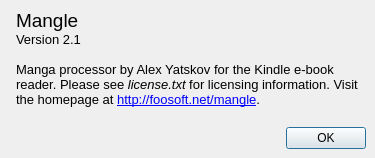
proDOOMman/Mangle, file dev/ui/about.ui: the form before one commit.
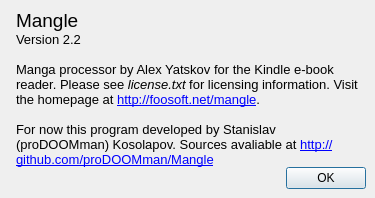
The form after the commit. Icons and pictures are not drawn.

What changed in the file:
```diff
--- a/dev/ui/about.ui
+++ b/dev/ui/about.ui
@@ -6,8 +6,8 @@
    <rect>
     <x>0</x>
     <y>0</y>
-    <width>470</width>
-    <height>200</height>
+    <width>468</width>
+    <height>262</height>
    </rect>
   </property>
   <property name="windowTitle">
@@ -47,11 +47,13 @@
         <string>&lt;!DOCTYPE HTML PUBLIC &quot;-//W3C//DTD HTML 4.0//EN&quot; &quot;http://www.w3.org/TR/REC-html40/strict.dtd&quot;&gt;
 &lt;html&gt;&lt;head&gt;&lt;meta name=&quot;qrichtext&quot; content=&quot;1&quot; /&gt;&lt;style type=&quot;text/css&quot;&gt;
 p, li { white-space: pre-wrap; }
-&lt;/style&gt;&lt;/head&gt;&lt;body style=&quot; font-family:'Sans'; font-size:10pt; font-weight:400; font-style:normal;&quot;&gt;
-&lt;p style=&quot; margin-top:0px; margin-bottom:0px; margin-left:0px; margin-right:0px; -qt-block-indent:0; text-indent:0px;&quot;&gt;&lt;span style=&quot; font-size:14pt;&quot;&gt;Mangle&lt;/span&gt;&lt;/p&gt;
-&lt;p style=&quot; margin-top:0px; margin-bottom:0px; margin-left:0px; margin-right:0px; -qt-block-indent:0; text-indent:0px;&quot;&gt;Version 2.1&lt;/p&gt;
-&lt;p style=&quot;-qt-paragraph-type:empty; margin-top:0px; margin-bottom:0px; margin-left:0px; margin-right:0px; -qt-block-indent:0; text-indent:0px;&quot;&gt;&lt;/p&gt;
-&lt;p style=&quot; margin-top:0px; margin-bottom:0px; margin-left:0px; margin-right:0px; -qt-block-indent:0; text-indent:0px;&quot;&gt;Manga processor by Alex Yatskov for the Kindle e-book reader. Please see &lt;span style=&quot; font-style:italic;&quot;&gt;license.txt&lt;/span&gt; for licensing information. Visit the homepage at &lt;a href=&quot;http://foosoft.net/mangle&quot;&gt;&lt;span style=&quot; text-decoration: underline; color:#0000ff;&quot;&gt;http://foosoft.net/mangle&lt;/span&gt;&lt;/a&gt;.&lt;/p&gt;&lt;/body&gt;&lt;/html&gt;</string>
+&lt;/style&gt;&lt;/head&gt;&lt;body style=&quot; font-family:'Ubuntu'; font-size:9pt; font-weight:400; font-style:normal;&quot;&gt;
+&lt;p style=&quot; margin-top:0px; margin-bottom:0px; margin-left:0px; margin-right:0px; -qt-block-indent:0; text-indent:0px;&quot;&gt;&lt;span style=&quot; font-family:'Sans'; font-size:14pt;&quot;&gt;Mangle&lt;/span&gt;&lt;/p&gt;
+&lt;p style=&quot; margin-top:0px; margin-bottom:0px; margin-left:0px; margin-right:0px; -qt-block-indent:0; text-indent:0px;&quot;&gt;&lt;span style=&quot; font-family:'Sans'; font-size:10pt;&quot;&gt;Version 2.2&lt;/span&gt;&lt;/p&gt;
+&lt;p style=&quot;-qt-paragraph-type:empty; margin-top:0px; margin-bottom:0px; margin-left:0px; margin-right:0px; -qt-block-indent:0; text-indent:0px; font-family:'Sans'; font-size:10pt;&quot;&gt;&lt;/p&gt;
+&lt;p style=&quot; margin-top:0px; margin-bottom:0px; margin-left:0px; margin-right:0px; -qt-block-indent:0; text-indent:0px;&quot;&gt;&lt;span style=&quot; font-family:'Sans'; font-size:10pt;&quot;&gt;Manga processor by Alex Yatskov for the Kindle e-book reader. Please see &lt;/span&gt;&lt;span style=&quot; font-family:'Sans'; font-size:10pt; font-style:italic;&quot;&gt;license.txt&lt;/span&gt;&lt;span style=&quot; font-family:'Sans'; font-size:10pt;&quot;&gt; for licensing information. Visit the homepage at &lt;/span&gt;&lt;a href=&quot;http://foosoft.net/mangle&quot;&gt;&lt;span style=&quot; font-family:'Sans'; font-size:10pt; text-decoration: underline; color:#0000ff;&quot;&gt;http://foosoft.net/mangle&lt;/span&gt;&lt;/a&gt;&lt;span style=&quot; font-family:'Sans'; font-size:10pt;&quot;&gt;.&lt;/span&gt;&lt;/p&gt;
+&lt;p style=&quot;-qt-paragraph-type:empty; margin-top:0px; margin-bottom:0px; margin-left:0px; margin-right:0px; -qt-block-indent:0; text-indent:0px; font-family:'Sans'; font-size:10pt;&quot;&gt;&lt;/p&gt;
+&lt;p style=&quot; margin-top:0px; margin-bottom:0px; margin-left:0px; margin-right:0px; -qt-block-indent:0; text-indent:0px;&quot;&gt;&lt;span style=&quot; font-family:'Sans'; font-size:10pt;&quot;&gt;For now this program developed by Stanislav (proDOOMman) Kosolapov. Sources avaliable at &lt;/span&gt;&lt;a href=&quot;http://github.com/proDOOMman/Mangle&quot;&gt;&lt;span style=&quot; font-family:'Sans'; font-size:10pt; text-decoration: underline; color:#0000ff;&quot;&gt;http://github.com/proDOOMman/Mangle&lt;/span&gt;&lt;/a&gt;&lt;/p&gt;&lt;/body&gt;&lt;/html&gt;</string>
        </property>
        <property name="wordWrap">
         <bool>true</bool>
@@ -61,19 +63,6 @@
        </property>
       </widget>
      </item>
-     <item>
-      <spacer name="horizontalSpacer">
-       <property name="orientation">
-        <enum>Qt::Horizontal</enum>
-       </property>
-       <property name="sizeHint" stdset="0">
-        <size>
-         <width>40</width>
-         <height>20</height>
-        </size>
-       </property>
-      </spacer>
-     </item>
      <item>
       <spacer name="verticalSpacer">
        <property name="orientation">
```
